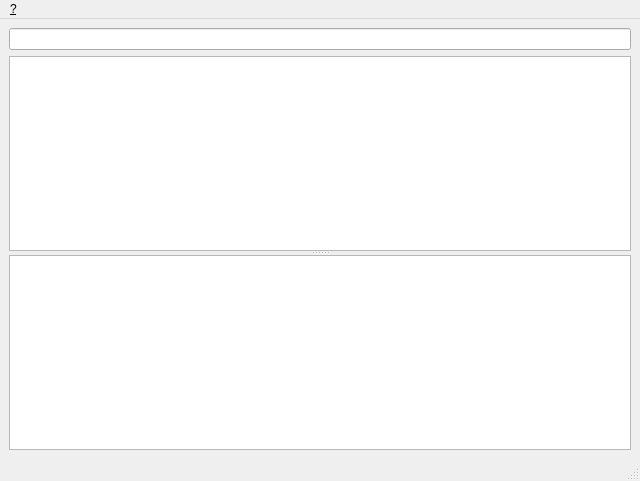
Old version of the form main.ui in the repository dmych/cn.
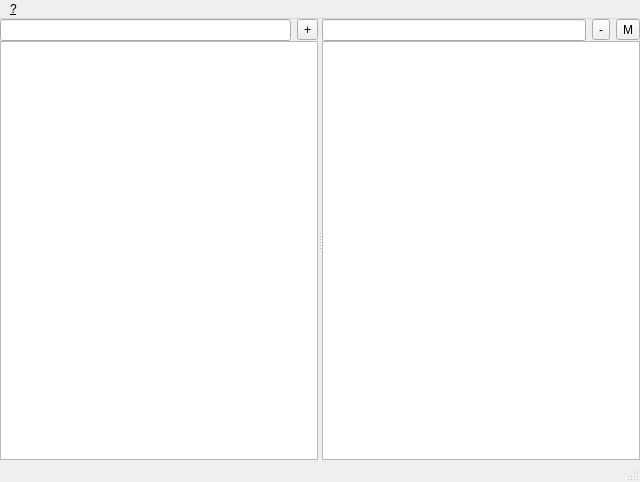
New version of the form. Icons and pictures are not drawn.

Commit message: Big refactoring: preparing to implement sync Simplenote * Notes: keep index with tag support etc in shelve database ('.index.db') * UI: search/title bar for now is just search bar only! tag field and more buttons added (the buttons still don't work)

```diff
--- a/main.ui
+++ b/main.ui
@@ -7,7 +7,7 @@
     <x>0</x>
     <y>0</y>
     <width>640</width>
-    <height>481</height>
+    <height>482</height>
    </rect>
   </property>
   <property name="sizePolicy">
@@ -24,15 +24,41 @@
     <normaloff>icon.png</normaloff>icon.png</iconset>
   </property>
   <widget class="QWidget" name="centralwidget">
-   <layout class="QVBoxLayout" name="verticalLayout">
-    <item>
-     <widget class="QLineEdit" name="searchEdit"/>
-    </item>
+   <layout class="QVBoxLayout" name="verticalLayout_3">
+    <property name="spacing">
+     <number>0</number>
+    </property>
+    <property name="margin">
+     <number>0</number>
+    </property>
     <item>
      <widget class="QSplitter" name="splitter">
       <property name="orientation">
-       <enum>Qt::Vertical</enum>
+       <enum>Qt::Horizontal</enum>
       </property>
+      <widget class="QWidget" name="layoutWidget">
+       <layout class="QVBoxLayout" name="verticalLayout">
+        <property name="spacing">
+         <number>0</number>
+        </property>
+        <item>
+         <layout class="QHBoxLayout" name="horizontalLayout">
+          <property name="spacing">
+           <number>6</number>
+          </property>
+          <item>
+           <widget class="QLineEdit" name="searchBar"/>
+          </item>
+          <item>
+           <widget class="QToolButton" name="addButton">
+            <property name="text">
+             <string>+</string>
+            </property>
+           </widget>
+          </item>
+         </layout>
+        </item>
+        <item>
       <widget class="QListView" name="noteList">
        <property name="sizePolicy">
         <sizepolicy hsizetype="Minimum" vsizetype="Expanding">
@@ -62,7 +88,43 @@
         <enum>QAbstractItemView::SelectRows</enum>
        </property>
       </widget>
+        </item>
+       </layout>
+      </widget>
+      <widget class="QWidget" name="layoutWidget">
+       <layout class="QVBoxLayout" name="verticalLayout_2">
+        <property name="spacing">
+         <number>0</number>
+        </property>
+        <item>
+         <layout class="QHBoxLayout" name="horizontalLayout_2">
+          <property name="spacing">
+           <number>6</number>
+          </property>
+          <item>
+           <widget class="QLineEdit" name="tagBar"/>
+          </item>
+          <item>
+           <widget class="QToolButton" name="deleteButton">
+            <property name="text">
+             <string>-</string>
+            </property>
+           </widget>
+          </item>
+          <item>
+           <widget class="QToolButton" name="previewButton">
+            <property name="text">
+             <string>M</string>
+            </property>
+           </widget>
+          </item>
+         </layout>
+        </item>
+        <item>
       <widget class="QTextEdit" name="noteEditor"/>
+        </item>
+       </layout>
+      </widget>
      </widget>
     </item>
    </layout>
```
Left out of the diff: 2 changed lines with no effect on the pictures. Lines whose indentation alone changed are shown as unchanged. The commit also changes 3 other files.
